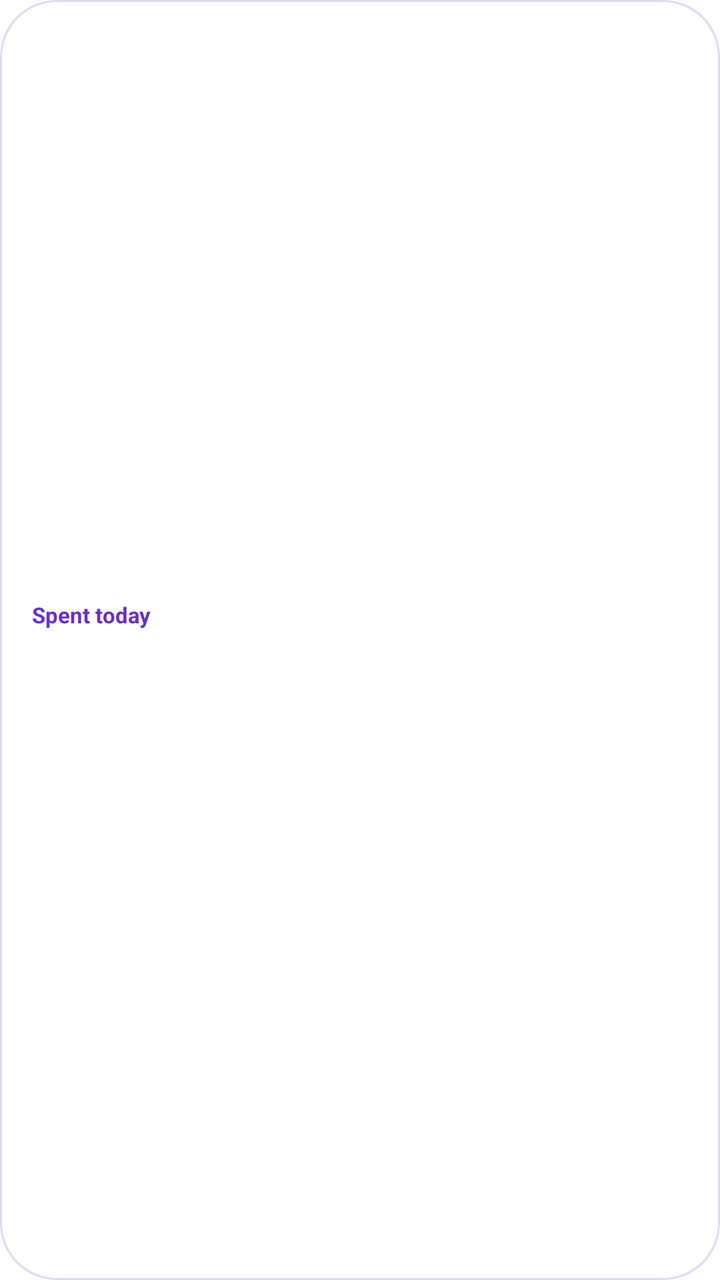
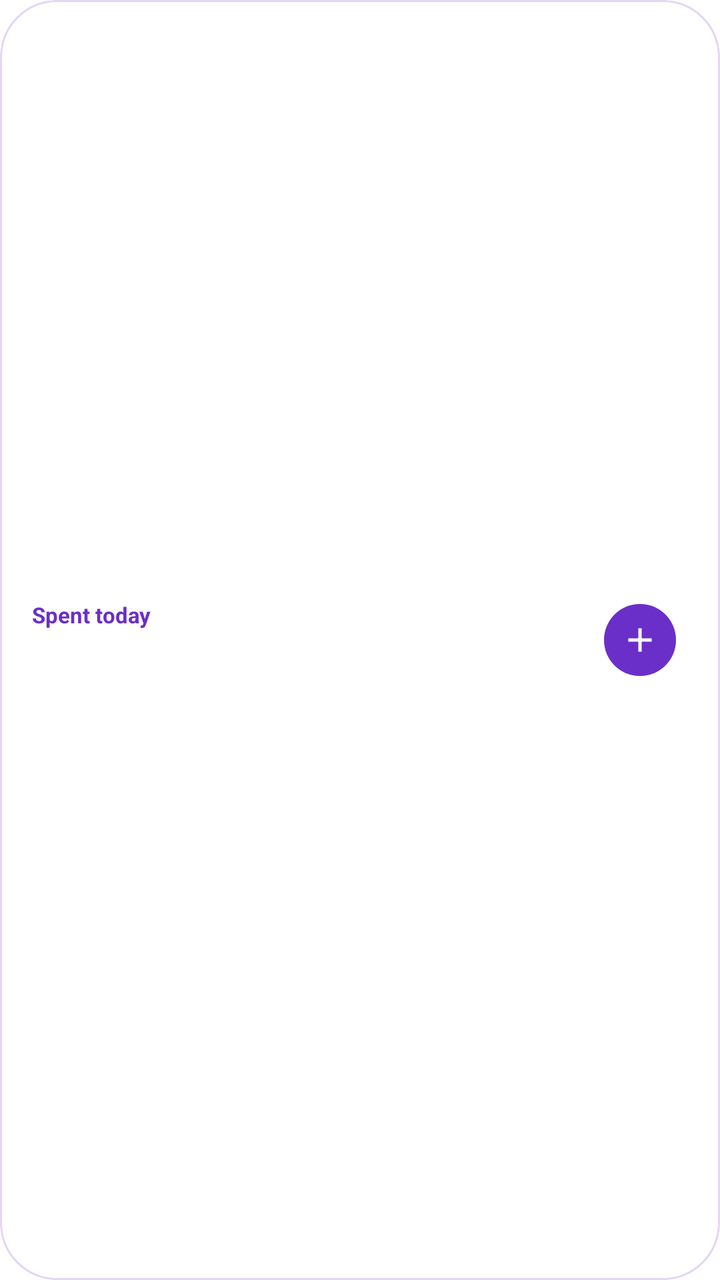

Compare the two renders of this Android layout. The source of the first and the diff that turns it into the second are given below.
<!-- AndroidManifest.xml: fallback theme Theme.MaterialComponents.DayNight.NoActionBar -->
<!-- res/layout/widget_money_small.xml -->
<?xml version="1.0" encoding="utf-8"?>
<FrameLayout xmlns:android="http://schemas.android.com/apk/res/android" xmlns:tools="http://schemas.android.com/tools"
    android:id="@android:id/background"
    android:layout_width="match_parent"
    android:layout_height="match_parent"
    android:background="@drawable/widget_background"
    android:clipToOutline="true"
    tools:targetApi="31">

    <LinearLayout
        android:layout_width="match_parent"
        android:layout_height="match_parent"
        android:gravity="center_vertical"
        android:orientation="horizontal"
        android:paddingStart="16dp"
        android:paddingTop="6dp"
        android:paddingEnd="16dp"
        android:paddingBottom="6dp">

        <LinearLayout
            android:layout_width="0dp"
            android:layout_height="wrap_content"
            android:layout_weight="1"
            android:orientation="vertical">

            <TextView
                android:layout_width="wrap_content"
                android:layout_height="wrap_content"
                android:maxLines="1"
                android:text="@string/widget_spent_today"
                android:textColor="@color/widget_label"
                android:textSize="11sp"
                android:textStyle="bold" />
            <TextView
                android:id="@+id/money_amount"
                android:layout_width="wrap_content"
                android:layout_height="wrap_content"
                android:layout_marginTop="1dp"
                android:ellipsize="end"
                android:fontFeatureSettings="tnum"
                android:maxLines="1"
                android:textColor="@color/widget_text"
                android:textSize="18sp"
                android:textStyle="bold" />
        </LinearLayout>

            <TextView
                android:id="@+id/money_month_pos"
                android:layout_width="wrap_content"
                android:layout_height="wrap_content"
                android:layout_marginStart="8dp"
                android:maxWidth="120dp"
                android:ellipsize="end"
                android:fontFeatureSettings="tnum"
                android:maxLines="1"
                android:textColor="@color/widget_positive"
                android:textSize="13sp"
                android:textStyle="bold" />
            <TextView
                android:id="@+id/money_month_neg"
                android:layout_width="wrap_content"
                android:layout_height="wrap_content"
                android:layout_marginStart="8dp"
                android:maxWidth="120dp"
                android:ellipsize="end"
                android:fontFeatureSettings="tnum"
                android:maxLines="1"
                android:textColor="@color/widget_negative"
                android:textSize="13sp"
                android:textStyle="bold"
                android:visibility="gone" />
    </LinearLayout>
</FrameLayout>
<!-- resources referenced by this layout -->
<resources>
  <color name="widget_label">#6A2FC8</color>
  <color name="widget_negative">#E11D48</color>
  <color name="widget_positive">#059669</color>
  <color name="widget_text">#0B0720</color>
  <!-- drawable widget_background (drawable) -->
  <?xml version="1.0" encoding="utf-8"?>
  <shape xmlns:android="http://schemas.android.com/apk/res/android">
      <solid android:color="@color/widget_surface" />
      <corners android:radius="16dp" />
      <stroke android:width="1dp" android:color="@color/widget_hairline" />
  </shape>
  <string name="widget_spent_today">Spent today</string>
  <color name="widget_surface">#FFFFFF</color>
  <color name="widget_hairline">#E2D6F5</color>
</resources>

<!-- the commit's change to res/layout/widget_money_small.xml (unified diff, before → after) -->
@@ -13,9 +13,9 @@
         android:gravity="center_vertical"
         android:orientation="horizontal"
         android:paddingStart="16dp"
-        android:paddingTop="6dp"
+        android:paddingTop="0dp"
         android:paddingEnd="16dp"
-        android:paddingBottom="6dp">
+        android:paddingBottom="0dp">
 
         <LinearLayout
             android:layout_width="0dp"
@@ -69,5 +69,23 @@
                 android:textSize="13sp"
                 android:textStyle="bold"
                 android:visibility="gone" />
+        <FrameLayout
+            android:id="@+id/money_add"
+            android:layout_width="48dp"
+            android:layout_height="48dp"
+            android:layout_gravity="center_vertical"
+            android:layout_marginStart="4dp"
+            android:contentDescription="@string/widget_add_expense">
+            <ImageView
+                android:layout_width="36dp"
+                android:layout_height="36dp"
+                android:layout_gravity="center"
+                android:background="@drawable/widget_button"
+                android:contentDescription="@null"
+                android:importantForAccessibility="no"
+                android:padding="8dp"
+                android:scaleType="fitCenter"
+                android:src="@drawable/ic_widget_add" />
+        </FrameLayout>
     </LinearLayout>
 </FrameLayout>
<!-- resource entries referenced after the edit -->
@@ -4,6 +4,17 @@
   <color name="widget_negative">#E11D48</color>
   <color name="widget_positive">#059669</color>
   <color name="widget_text">#0B0720</color>
+  <!-- drawable ic_widget_add (drawable) -->
+  <?xml version="1.0" encoding="utf-8"?>
+  <vector xmlns:android="http://schemas.android.com/apk/res/android"
+      android:width="20dp"
+      android:height="20dp"
+      android:viewportWidth="24"
+      android:viewportHeight="24">
+      <path
+          android:fillColor="@color/widget_button_text"
+          android:pathData="M19,13h-6v6h-2v-6H5v-2h6V5h2v6h6v2z" />
+  </vector>
   <!-- drawable widget_background (drawable) -->
   <?xml version="1.0" encoding="utf-8"?>
   <shape xmlns:android="http://schemas.android.com/apk/res/android">
@@ -11,8 +22,17 @@
       <corners android:radius="16dp" />
       <stroke android:width="1dp" android:color="@color/widget_hairline" />
   </shape>
+  <!-- drawable widget_button (drawable) -->
+  <?xml version="1.0" encoding="utf-8"?>
+  <shape xmlns:android="http://schemas.android.com/apk/res/android">
+      <solid android:color="@color/widget_button_bg" />
+      <corners android:radius="18dp" />
+  </shape>
+  <string name="widget_add_expense">Add expense</string>
   <string name="widget_spent_today">Spent today</string>
+  <color name="widget_button_text">#FFFFFF</color>
   <color name="widget_surface">#FFFFFF</color>
   <color name="widget_hairline">#E2D6F5</color>
+  <color name="widget_button_bg">#6A2FC8</color>
 </resources>
 
